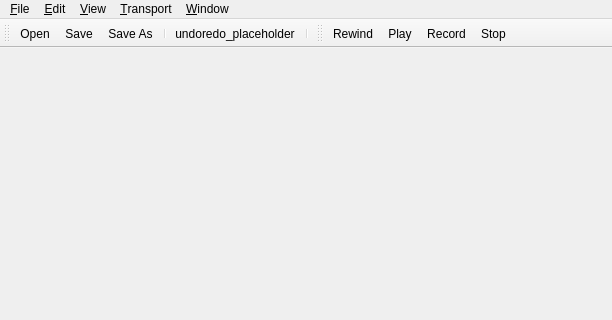
This is cosecantmainwindow.ui in edpowley/cosecant as Qt 5 draws it before an edit; both pictures show x 0 to 612 and y 0 to 320 of the 612 by 507 pixel window. The edited form follows.
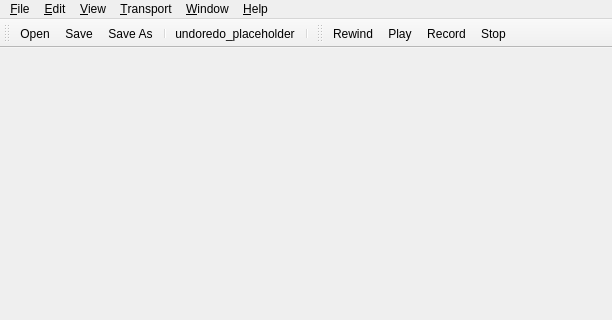
This is the edited form. Icons and pictures are not drawn.

Commit message: About dialog with rotatey things

```diff
--- a/cosecantmainwindow.ui
+++ b/cosecantmainwindow.ui
@@ -64,11 +64,18 @@
     <addaction name="actionTransportRecord"/>
     <addaction name="actionTransportStop"/>
    </widget>
+   <widget class="QMenu" name="menu_Help">
+    <property name="title">
+     <string>&amp;Help</string>
+    </property>
+    <addaction name="actionAbout"/>
+   </widget>
    <addaction name="menuFile"/>
    <addaction name="menu_Edit"/>
    <addaction name="menu_View"/>
    <addaction name="menu_Transport"/>
    <addaction name="menuWindow"/>
+   <addaction name="menu_Help"/>
   </widget>
   <widget class="QToolBar" name="mainToolBar">
    <property name="windowTitle">
```
Left out of the diff: 5 changed lines with no effect on the pictures. The commit also changes 6 other files.
